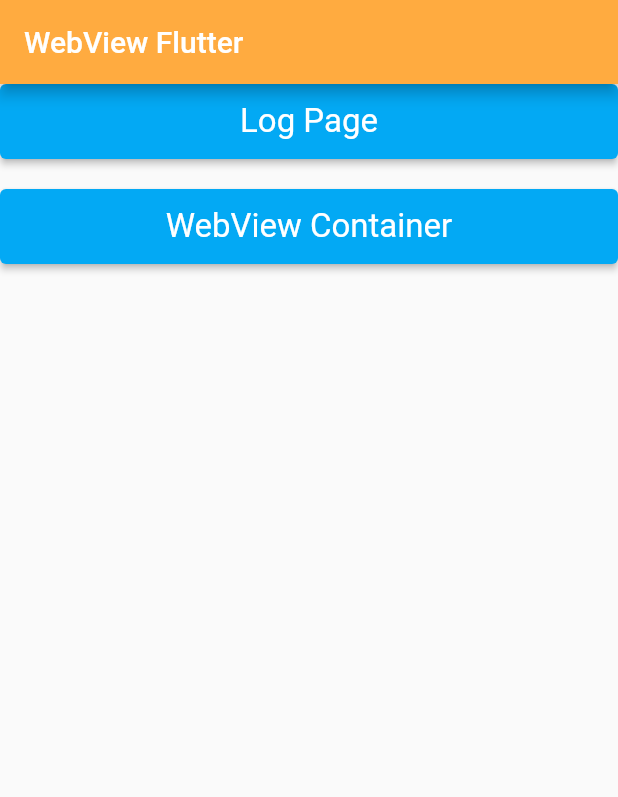
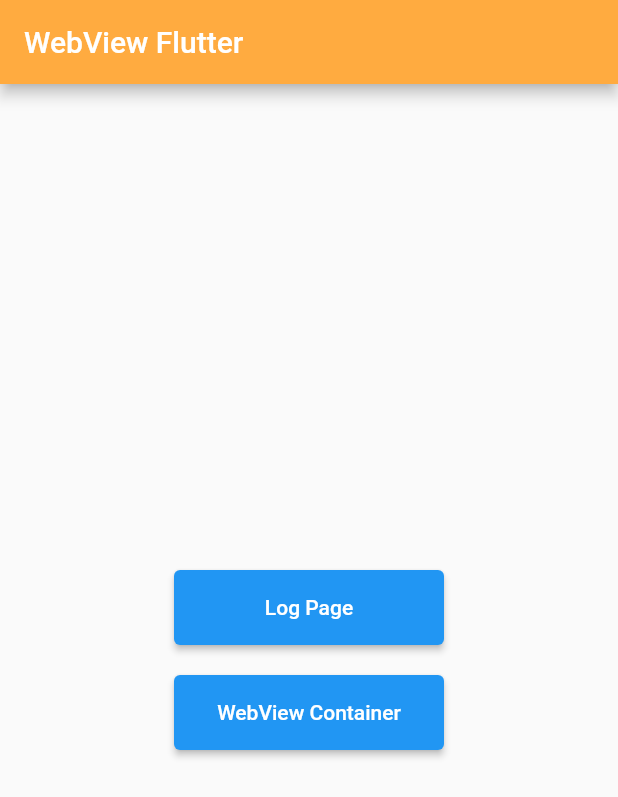
Before and after one commit to 120m4n/flutter_background_location, a Flutter app: the screen it shows after launch, on a phone screen of 412 x 824 dp. Shown: the top 797 px of the screen. Run offline on Flutter 3.47's test engine with Material 2 defaults, Android fonts, the light colour scheme and no system bars; our stand-ins replace get_it, hive_flutter, webview_flutter; missing offline and left inert: flutter_background_geolocation; accounts and stored records are empty.

Commit message:
mejoras en estilo

```diff
--- a/lib/main.dart
+++ b/lib/main.dart
@@ -90,14 +90,23 @@ class _MainPageState extends State<MainPage> {
   }
 
   Widget content() {
-    return Column(crossAxisAlignment: CrossAxisAlignment.stretch, children: [
+    return Center(
+      child: Column(
+        mainAxisAlignment: MainAxisAlignment.center,
+        // crossAxisAlignment: CrossAxisAlignment.center,
+        children: [
           Button('Log Page', () {
             Navigator.pushNamed(context, '/logPage');
           }),
-      const SizedBox(height: 20),
+          const SizedBox(
+            height: 20,
+            // width: 250,
+          ),
           Button('WebView Container', () {
             Navigator.pushNamed(context, '/webViewController');
           })
-    ]);
+        ],
+      ),
+    );
   }
 }
--- a/lib/widgets/btn_custom.dart
+++ b/lib/widgets/btn_custom.dart
@@ -48,18 +48,16 @@ class Button extends StatelessWidget {
 
   @override
   Widget build(BuildContext context) {
-    return Container(
+    return SizedBox(
       height: 50,
-      width: 150,
+      width: 180,
+      // child: FittedBox(
+      //   fit: BoxFit.fitHeight,
       child: ElevatedButton(
         onPressed: callback, // Simply put the function name here, DON'T use ()
-        style: ElevatedButton.styleFrom(
-          backgroundColor: Colors.lightBlue,
-          padding: const EdgeInsets.all(12),
-          textStyle: const TextStyle(fontSize: 22),
-        ),
         child: Text(text),
       ),
+      // )
     );
   }
 }
--- a/lib/widgets/columnas.dart
+++ b/lib/widgets/columnas.dart
@@ -13,9 +13,9 @@ class MyWidgetColumns extends StatelessWidget {
       crossAxisAlignment: CrossAxisAlignment.stretch,
       children: [
         SizedBox(height: 35), // Space of 35 pixels
-        MyButton(Colors.orange, 1, 150, 35),
-        MyButton(Colors.blue, 2, 150, 35),
-        MyButton(Colors.red, 3, 150, 35),
+        MyButton(Colors.orange, 1, 50, 35),
+        MyButton(Colors.blue, 2, 50, 35),
+        MyButton(Colors.red, 3, 50, 35),
       ],
     );
   }
```
Lines whose indentation alone changed are shown as unchanged.
